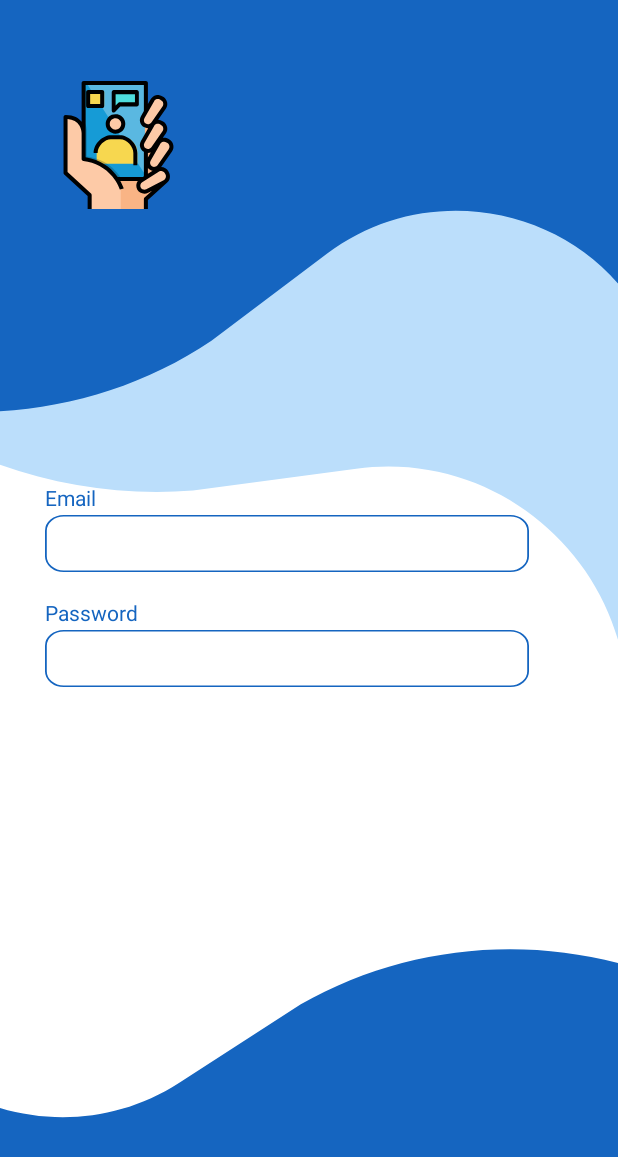
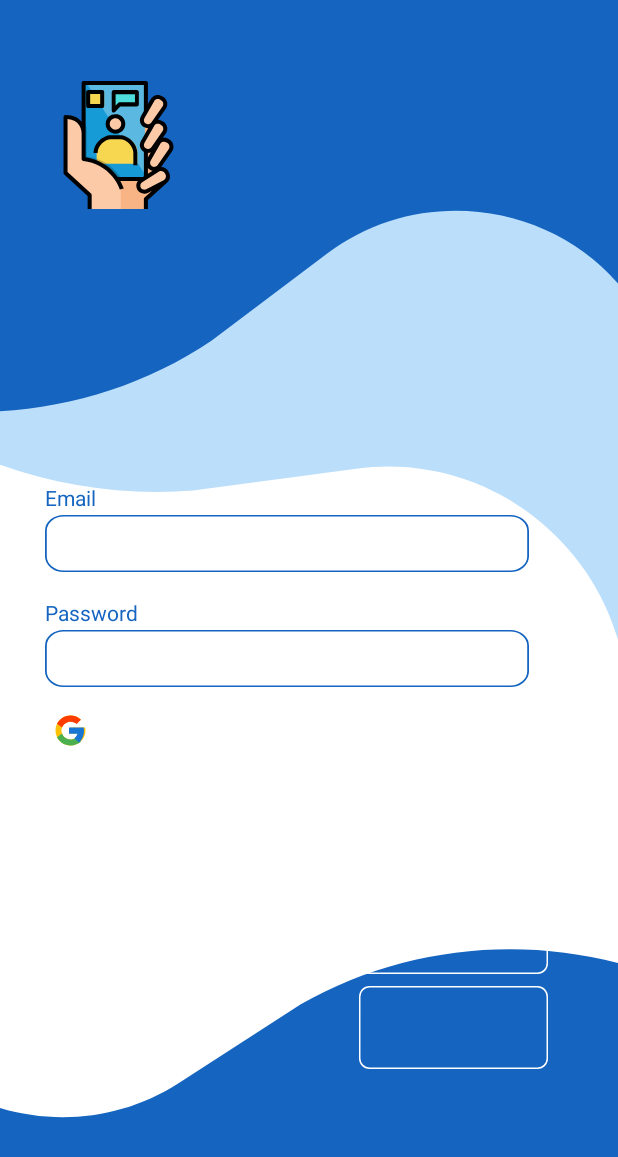
Before and after one commit to zxcmode/FirstSession, an Android app: the screen it shows after launch (SignInScreenActivity), on a phone screen of 412 x 824 dp. Shown: the top 1157 px of the screen. Run offline under Robolectric (Android 15) with nearby library versions, the phone set to English and light mode, and no system bars.

Commit message:
Fixed bugs, added xml files

```diff
--- /dev/null
+++ b/app/src/main/res/drawable/ic_btn.xml
@@ -0,0 +1,24 @@
+<vector
+    xmlns:android="http://schemas.android.com/apk/res/android"
+    xmlns:aapt="http://schemas.android.com/aapt"
+    android:width="126dp"
+    android:height="55dp"
+    android:viewportWidth="126"
+    android:viewportHeight="55"
+    >
+
+  <group>
+
+    <clip-path
+        android:pathData="M7 0H119C122.866 0 126 3.13401 126 7V48C126 51.866 122.866 55 119 55H7C3.13401 55 0 51.866 0 48V7C0 3.13401 3.13401 0 7 0Z"
+        />
+
+    <path
+        android:pathData="M7 0H119C122.866 0 126 3.13401 126 7V48C126 51.866 122.866 55 119 55H7C3.13401 55 0 51.866 0 48V7C0 3.13401 3.13401 0 7 0Z"
+        android:strokeWidth="2"
+        android:strokeColor="#FFFFFF"
+        />
+
+  </group>
+
+</vector>
--- a/app/src/main/res/layout/activity_sign_in_screen.xml
+++ b/app/src/main/res/layout/activity_sign_in_screen.xml
@@ -78,5 +78,38 @@
         app:layout_constraintStart_toStartOf="parent"
         app:layout_constraintTop_toBottomOf="@+id/editText2" />
 
+    <ImageButton
+        android:id="@+id/imageButton"
+        android:layout_width="40dp"
+        android:layout_height="40dp"
+        android:layout_marginStart="30dp"
+        android:layout_marginTop="12dp"
+        app:layout_constraintStart_toStartOf="parent"
+        app:layout_constraintTop_toBottomOf="@+id/editText3"
+        app:srcCompat="@drawable/ic_google_logo" />
+
+    <ImageButton
+        android:id="@+id/rectangle_5"
+        android:layout_width="wrap_content"
+        android:layout_height="wrap_content"
+        android:layout_marginStart="222dp"
+        android:layout_marginTop="136dp"
+        android:background="@drawable/ic_btn"
+        android:elevation="4dp"
+        app:layout_constraintEnd_toEndOf="@+id/editText3"
+        app:layout_constraintStart_toStartOf="@+id/editText3"
+        app:layout_constraintTop_toBottomOf="@+id/editText3" />
+
+    <ImageButton
+        android:id="@+id/rectangle_"
+        android:layout_width="wrap_content"
+        android:layout_height="wrap_content"
+        android:layout_marginTop="8dp"
+        android:background="@drawable/ic_btn"
+        android:elevation="4dp"
+        app:layout_constraintEnd_toEndOf="@+id/rectangle_5"
+        app:layout_constraintStart_toStartOf="@+id/rectangle_5"
+        app:layout_constraintTop_toBottomOf="@+id/rectangle_5" />
+
 
 </androidx.constraintlayout.widget.ConstraintLayout>
```
